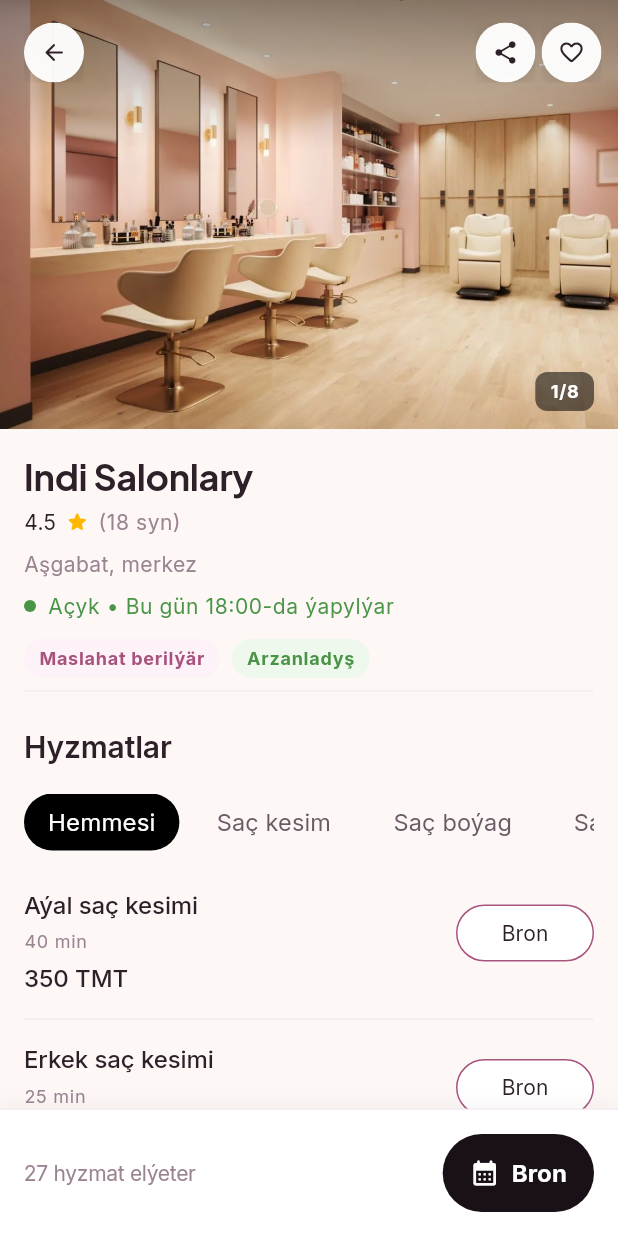
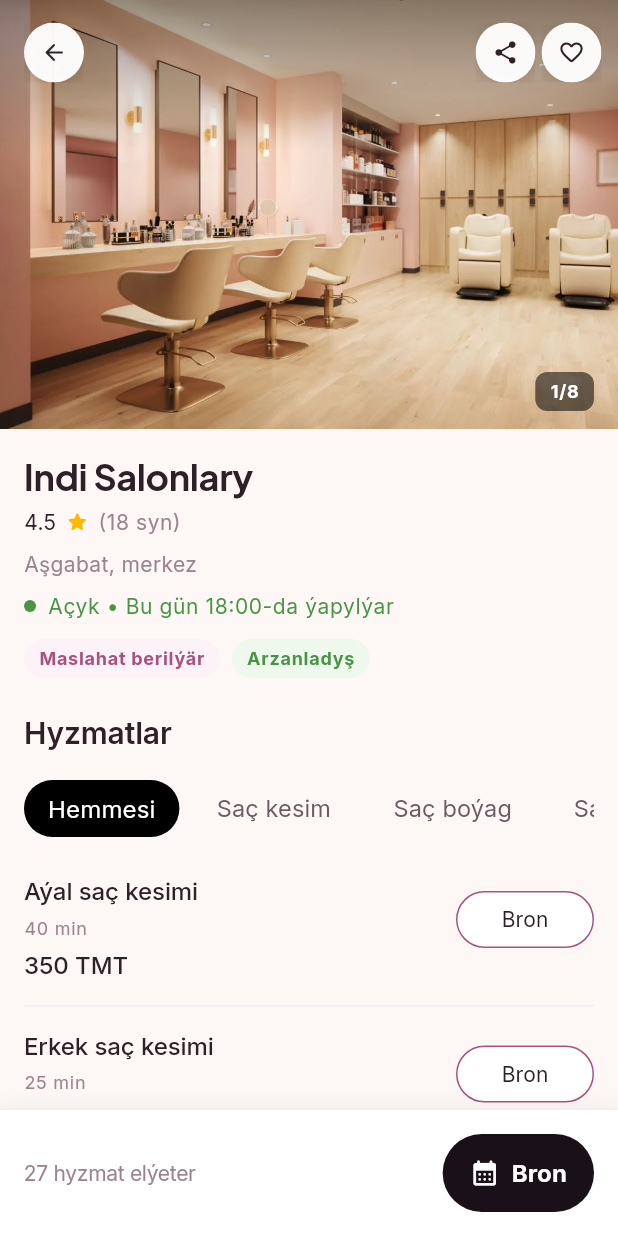
Before and after one commit to pllp070809-max/Parla, a Flutter app: the screen it shows after launch, after a tap on "Indi Salonlary", on a phone screen of 412 x 824 dp. Run offline on Flutter 3.47's test engine with Material 3 defaults, Android fonts, the phone set to English and light mode, and no system bars; our stand-ins replace flutter_riverpod, google_fonts, share_plus, shared_preferences.

Commit message:
salon detail: typography ulgamy düzeldildi
- Hardcoded fontSize overrides aýryldy (21px, 18px, 14px, 11.5px)
- Sticky tab: titleLarge → titleMedium (16px) — salon ady bilen çaknyşyk ýok
- Sub-section başlyk: w500 → w600
- Topar agzasynyň ady: labelMedium → titleSmall w600
- Goňşy salon: titleMedium fontSize:14 → titleSmall; bodyMedium fontSize:11.5 → labelSmall
- InfoBlock divider aýryldy, bölümler arasynda deň AppSpacing.m

Co-Authored-By: Claude Sonnet 4.6 <noreply@anthropic.com>

```diff
--- a/parla_app/lib/screens/salon_detail_screen.dart
+++ b/parla_app/lib/screens/salon_detail_screen.dart
@@ -181,7 +181,7 @@ TextStyle? _detailSectionTitleStyle(TextTheme tt) {
 
 TextStyle? _detailSubsectionTitleStyle(TextTheme tt) {
   return tt.titleMedium?.copyWith(
-    fontWeight: FontWeight.w500,
+    fontWeight: FontWeight.w600,
     color: kTextPrimary,
     letterSpacing: -0.05,
     height: 1.3,
@@ -594,7 +594,7 @@ class _SalonDetailBodyState extends ConsumerState<_SalonDetailBody> {
               child: Padding(
                 key: _sectionKeys[2],
                 padding: const EdgeInsets.fromLTRB(
-                    AppSpacing.xl, 0, AppSpacing.xl, 0),
+                    AppSpacing.xl, AppSpacing.m, AppSpacing.xl, 0),
                 child: _PortfolioSection(salon: salon, images: images),
               ),
             ),
@@ -862,8 +862,6 @@ class _InfoBlock extends StatelessWidget {
                 )
                 .toList(),
           ),
-          const SizedBox(height: 8),
-          const Divider(height: 1, color: _kDetailDivider),
         ],
       ),
     );
@@ -965,7 +963,6 @@ class _StickySectionNav extends StatelessWidget {
                                     textAlign: TextAlign.center,
                                     style: tt.headlineSmall?.copyWith(
                                       fontWeight: FontWeight.w700,
-                                      fontSize: 21,
                                       height: 1.1,
                                       letterSpacing: -0.5,
                                       color: kTextPrimary,
@@ -1050,12 +1047,10 @@ class _StickySectionNav extends StatelessWidget {
                                         children: [
                                           Text(
                                             tabs[i],
-                                            style: tt.titleLarge?.copyWith(
-                                              fontSize: 18,
+                                            style: tt.titleMedium?.copyWith(
                                               fontWeight: sel
                                                   ? FontWeight.w700
                                                   : FontWeight.w600,
-                                              letterSpacing: -0.35,
                                               height: 1.1,
                                               color: sel
                                                   ? kTextPrimary
@@ -1430,10 +1425,9 @@ class _TeamSection extends StatelessWidget {
                     const SizedBox(height: 8),
                     Text(
                       name,
-                      style: tt.labelMedium?.copyWith(
-                        fontWeight: FontWeight.w500,
+                      style: tt.titleSmall?.copyWith(
+                        fontWeight: FontWeight.w600,
                         color: kTextPrimary,
-                        letterSpacing: 0.2,
                       ),
                       textAlign: TextAlign.center,
                       maxLines: 1,
@@ -1829,7 +1823,7 @@ class _NearbySalonCard extends StatelessWidget {
   @override
   Widget build(BuildContext context) {
     final tt = Theme.of(context).textTheme;
-    final metaStyle = tt.bodyMedium!.copyWith(fontSize: 11.5);
+    final metaStyle = tt.labelSmall!.copyWith(color: kTextSecondary);
     final radius = BorderRadius.circular(AppRadius.m);
     return ClipRRect(
       borderRadius: radius,
@@ -1867,7 +1861,7 @@ class _NearbySalonCard extends StatelessWidget {
                   children: [
                     Text(
                       title,
-                      style: tt.titleMedium!.copyWith(fontWeight: FontWeight.w600, fontSize: 14),
+                      style: tt.titleSmall?.copyWith(fontWeight: FontWeight.w600),
                       maxLines: 1,
                       overflow: TextOverflow.ellipsis,
                     ),
```
